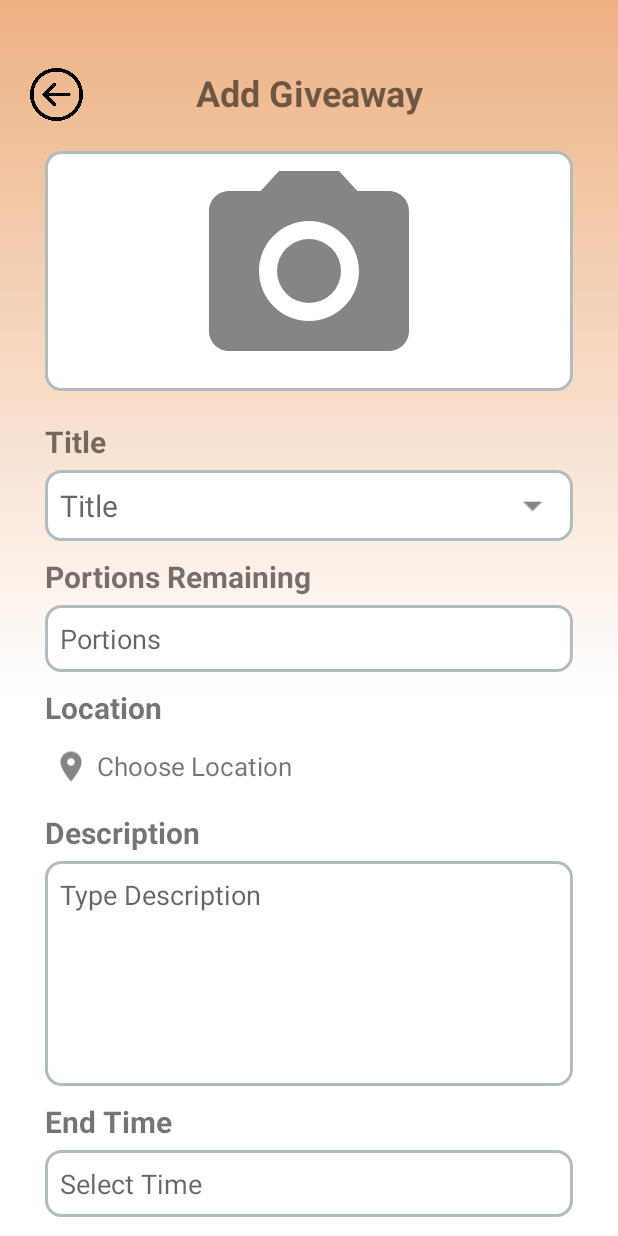
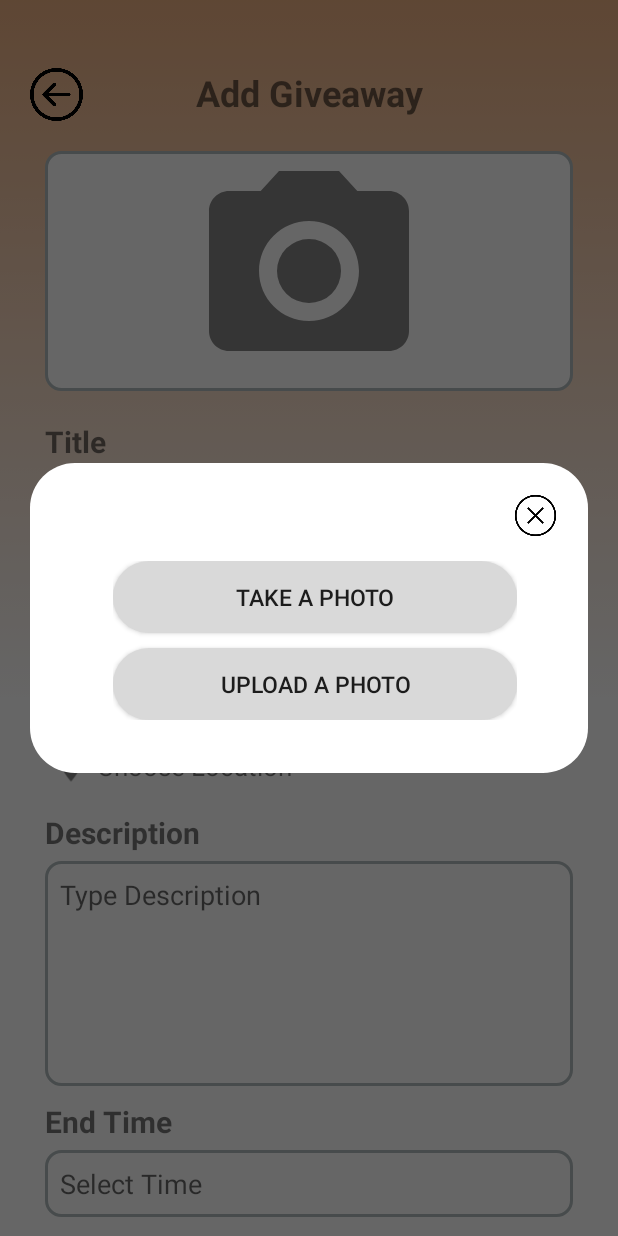
Before and after one commit to elyssatanxy/hawkergogo, an Android app: the Giveaway screen opened directly, with no data from a screen before it, after a tap on "Open Camera", on a phone screen of 412 x 824 dp. Run offline under Robolectric (Android 15) with nearby library versions, the phone set to English and light mode, and no system bars; our stand-ins replace Firebase (no records; nobody signed in at launch, a user with empty details on screens opened directly), Volley; network calls fail; pictures from the network do not load.

Commit message:
upload or take photo dialog

```diff
--- a/app/src/main/AndroidManifest.xml
+++ b/app/src/main/AndroidManifest.xml
@@ -26,7 +26,7 @@
             android:exported="false"
             android:theme="@style/Theme.AppCompat.Light.NoActionBar"/>
         <activity
-            android:name=".LoadingScreen"
+            android:name=".HawkerGoGo"
             android:exported="true"
             android:label="@string/title_activity_loading_screen"
             android:theme="@style/Theme.AppCompat.Light.NoActionBar">
--- a/app/src/main/java/com/example/hawkergogo/Giveaway.java
+++ b/app/src/main/java/com/example/hawkergogo/Giveaway.java
@@ -77,8 +77,6 @@ public class Giveaway extends AppCompatActivity{
     FirebaseStorage storage;
     StorageReference storageRef;
 
-    String imageName;
-
     int [] foodImages = {R.drawable.food_caifan, R.drawable.food_chickenrice, R.drawable.food_fishballnood, R.drawable.food_nasilemat, R.drawable.food_rotiplate};
 
     @Override
@@ -100,15 +98,12 @@ public class Giveaway extends AppCompatActivity{
             }
         } else  if (requestCode == pic_id) {
             // BitMap is data structure of image file which store the image in memory
-            System.out.println("XXXX0");
             Bitmap photo = (Bitmap) data.getExtras().get("data");
             filePath = getImageUri(getApplicationContext(), photo);
 
             // Set the image in imageview for display
             imageView.setImageBitmap(photo);
         }
-        uploadImage();
-        System.out.println("XXXX1");
     }
 
     public Uri getImageUri(Context inContext, Bitmap inImage) {
@@ -120,9 +115,7 @@ public class Giveaway extends AppCompatActivity{
     }
     private void uploadImage()
     {
-        System.out.println("XXXX2");
         if (filePath != null) {
-            System.out.println("XXXX3");
             // Code for showing progressDialog while uploading
             ProgressDialog progressDialog = new ProgressDialog(this);
             progressDialog.setTitle("Uploading...");
@@ -146,7 +139,6 @@ public class Giveaway extends AppCompatActivity{
                                           }
                                       });
 //                                    downloadUrl = taskSnapshot.
-//                                    System.out.println("******");
 //                                    progressDialog.dismiss();
 //                                    Toast.makeText(Giveaway.this, "Image Uploaded!!", Toast.LENGTH_SHORT).show();
                                 }
@@ -220,28 +212,47 @@ public class Giveaway extends AppCompatActivity{
             @Override
             public void onClick(View view) {
 
-                Intent cameraIntent = new Intent();
-                cameraIntent.setAction(MediaStore.ACTION_IMAGE_CAPTURE);
-                startActivityForResult(cameraIntent, pic_id);
+                Dialog cameraInput = new Dialog(view.getRootView().getContext());
+                cameraInput.setContentView(R.layout.upload_photo_dialog);
 
-//                Intent intent = new Intent();
-//                intent.setType("image/*");
-//                intent.setAction(intent.ACTION_GET_CONTENT);
-//
-//                startActivityForResult(
-//                        Intent.createChooser(
-//                                intent,
-//                                "Select image"),
-//                        PICK_IMAGE_REQUEST);
-//                try{
-//                    Intent cameraIntent = new Intent();
-//                    cameraIntent.setAction(MediaStore.ACTION_IMAGE_CAPTURE);
-//                    startActivity(cameraIntent);
-//                } catch (Exception e){
-//                    e.printStackTrace();
-//                }
-//
-//                setImagePrefill(R.drawable.kunyah_rendang);
+                cameraInput.getWindow().setBackgroundDrawable(new ColorDrawable(Color.TRANSPARENT));
+                cameraInput.show();
+
+                Button dialog_close = cameraInput.findViewById(R.id.photo_close);
+                dialog_close.setOnClickListener(new View.OnClickListener() {
+                    @Override
+                    public void onClick(View v) {
+                        cameraInput.dismiss();
+                    }
+                });
+
+                Button cameraSelect = cameraInput.findViewById(R.id.cameraSelect);
+                cameraSelect.setOnClickListener(new View.OnClickListener() {
+                    @Override
+                    public void onClick(View v) {
+                        Intent cameraIntent = new Intent();
+                        cameraIntent.setAction(MediaStore.ACTION_IMAGE_CAPTURE);
+                        startActivityForResult(cameraIntent, pic_id);
+                        cameraInput.dismiss();
+                    }
+                });
+
+                Button uploadSelect = cameraInput.findViewById(R.id.uploadSelect);
+                uploadSelect.setOnClickListener(new View.OnClickListener() {
+                    @Override
+                    public void onClick(View v) {
+                        Intent intent = new Intent();
+                        intent.setType("image/*");
+                        intent.setAction(intent.ACTION_GET_CONTENT);
+
+                        startActivityForResult(
+                                Intent.createChooser(
+                                        intent,
+                                        "Select image"),
+                                PICK_IMAGE_REQUEST);
+                        cameraInput.dismiss();
+                    }
+                });
             }
         });
 
@@ -310,7 +321,6 @@ public class Giveaway extends AppCompatActivity{
         });
 
         // =========== TIME INPUT ===========
-        //  initiate the edit text
         timeInput.setOnClickListener(new View.OnClickListener() {
             @Override
             public void onClick(View v) {
@@ -358,7 +368,7 @@ public class Giveaway extends AppCompatActivity{
         addButton.setOnClickListener(new View.OnClickListener() {
             @Override
             public void onClick(View view) {
-
+                uploadImage();
                 // Send function
                 // Adding data
                 String url = "http://100.24.242.101:3000/listings";
@@ -370,6 +380,10 @@ public class Giveaway extends AppCompatActivity{
                 params.put("description", descriptionInput.getText().toString());
                 params.put("endtime", timeInput.getText().toString());
                 params.put("date", LocalDate.now().format(DateTimeFormatter.ofPattern("yyyy-MM-dd")));
+
+                // upload image
+                uploadImage();
+
                 if (edit == true){
                     params.put("id", String.valueOf(id));
                     JSONObject parameters = new JSONObject(params);
@@ -404,12 +418,6 @@ public class Giveaway extends AppCompatActivity{
                     RequestQueue queue = Volley.newRequestQueue(getApplicationContext());
                     queue.add(jsonRequest);
                 }
-
-
-//                Lisiting newListing = new Lisiting(R.drawable.food_caifan, "Cai Fan", Integer.getInteger(portionInput.getText().toString()),
-//                        openLocationName.toString(), descriptionInput.getText().toString(), timeInput.getText().toString());
-//
-//                Giveaway.super.finish();
             }
         });
 
@@ -424,28 +432,10 @@ public class Giveaway extends AppCompatActivity{
         for (int i = 0; i < foodTitleArray.length; i++) {
             foodTitleItemSource.add(new FoodTitleItem(foodTitleArray[i], foodImages[i]));
         }
-//        foodTitleItemSource.add(new FoodTitleItem("Add Item", R.drawable.ic_add_button));
     }
 
     public void setImagePrefill(String imgName){
         Glide.with(this).load(imgName).into(imageView);
-//        LinearLayout openCamera = (LinearLayout) findViewById(R.id.cameraContainer);
-//
-//        openCamera.removeAllViewsInLayout();
-//        float scale = getResources().getDisplayMetrics().density;
-//        int dpAsPixels = (int) (10*scale + 0.5f);
-//        RelativeLayout rootLayout = new RelativeLayout(Giveaway.this);
-//        rootLayout.setLayoutParams(new RelativeLayout.LayoutParams(RelativeLayout.LayoutParams.MATCH_PARENT, RelativeLayout.LayoutParams.MATCH_PARENT));
-//        RelativeLayout.LayoutParams params = new RelativeLayout.LayoutParams(RelativeLayout.LayoutParams.WRAP_CONTENT, RelativeLayout.LayoutParams.WRAP_CONTENT);
-//        params.addRule(RelativeLayout.CENTER_IN_PARENT);
-//
-//        //to retrieve image in res/drawable and set image in ImageView
-//        ImageView ivOne = new ImageView(Giveaway.this);
-//        ivOne.setImageResource(imgName);
-//        ivOne.setPadding(dpAsPixels, dpAsPixels, dpAsPixels, dpAsPixels);
-//        ivOne.setScaleType(ImageView.ScaleType.FIT_CENTER);
-//        ivOne.setLayoutParams(params);
-//        openCamera.addView(ivOne);
     }
 
     public void goBack(View view) {
--- a/app/src/main/java/com/example/hawkergogo/LoadingScreen.java
+++ b/app/src/main/java/com/example/hawkergogo/HawkerGoGo.java
@@ -6,7 +6,7 @@ import android.content.Intent;
 import android.os.Bundle;
 import android.os.Handler;
 
-public class LoadingScreen extends AppCompatActivity {
+public class HawkerGoGo extends AppCompatActivity {
     Handler handler;
 
     @Override
@@ -17,7 +17,7 @@ public class LoadingScreen extends AppCompatActivity {
         handler.postDelayed(new Runnable() {
             @Override
             public void run(){
-                Intent intent = new Intent(LoadingScreen.this, MainActivity.class);
+                Intent intent = new Intent(HawkerGoGo.this, MainActivity.class);
                 startActivity(intent);
                 finish();
             }
--- a/app/src/main/java/com/example/hawkergogo/PastAdapter.java
+++ b/app/src/main/java/com/example/hawkergogo/PastAdapter.java
@@ -60,8 +60,6 @@ public class PastAdapter extends RecyclerView.Adapter<PastAdapter.MyView> {
         Listing item = list.get(position);
         holder.textViewTitle.setText(item.getTitle());
         holder.textViewPickup.setText(item.getTime());
-        System.out.println(item.getImage());
-        System.out.println("******");
 //        holder.imageView.setImageResource(item.getImage());
         Glide.with(context).load(item.getImage()).into(holder.imageView);
 
@@ -82,5 +80,4 @@ public class PastAdapter extends RecyclerView.Adapter<PastAdapter.MyView> {
         return list.size();
     }
 
-
 }
--- /dev/null
+++ b/app/src/main/res/layout/upload_photo_dialog.xml
@@ -0,0 +1,54 @@
+<?xml version="1.0" encoding="utf-8"?>
+<ScrollView
+    xmlns:card_view="http://schemas.android.com/apk/res-auto"
+    xmlns:android="http://schemas.android.com/apk/res/android"
+    android:layout_width="match_parent"
+    android:layout_height="match_parent">
+
+    <LinearLayout
+        android:layout_width="fill_parent"
+        android:layout_height="fill_parent"
+        android:layout_marginStart="20sp"
+        android:layout_marginEnd="20sp"
+        android:padding="20sp"
+        android:layout_gravity="center_vertical"
+        android:orientation="vertical"
+        android:background="@drawable/popup_background">
+
+        <Button
+            android:id="@+id/photo_close"
+            android:layout_width="30sp"
+            android:layout_height="30sp"
+            android:layout_gravity="right|top"
+            android:background="@drawable/close_button" />
+
+        <LinearLayout
+            android:layout_width="300sp"
+            android:layout_height="wrap_content"
+            android:layout_marginStart="20sp"
+            android:layout_marginEnd="20sp"
+            android:padding="15sp"
+            android:layout_gravity="center_vertical"
+            android:background="@drawable/popup_background"
+            android:orientation="vertical">
+
+            <Button
+                android:id="@+id/cameraSelect"
+                android:layout_width="match_parent"
+                android:layout_height="wrap_content"
+                android:textSize="15sp"
+                android:layout_marginBottom="10dp"
+                android:text="Take a Photo"
+                android:background="@drawable/rounded_button_grey"/>
+
+            <Button
+                android:id="@+id/uploadSelect"
+                android:layout_width="match_parent"
+                android:layout_height="wrap_content"
+                android:textSize="15sp"
+                android:text="Upload a photo"
+                android:background="@drawable/rounded_button_grey"/>
+
+        </LinearLayout>
+    </LinearLayout>
+</ScrollView>
```
Also changed, not shown: app/src/main/res/drawable/chickrice.JPG (deleted), app/src/main/res/drawable/cs206_chickenrice.jpeg (deleted), app/src/main/res/drawable/kunyah_chicken.jpg (deleted), app/src/main/res/drawable/kunyah_chickenrice.jpg (deleted), app/src/main/res/drawable/kunyah_otah.jpg (deleted), app/src/main/res/drawable/kunyah_rendang.jpg (deleted).
